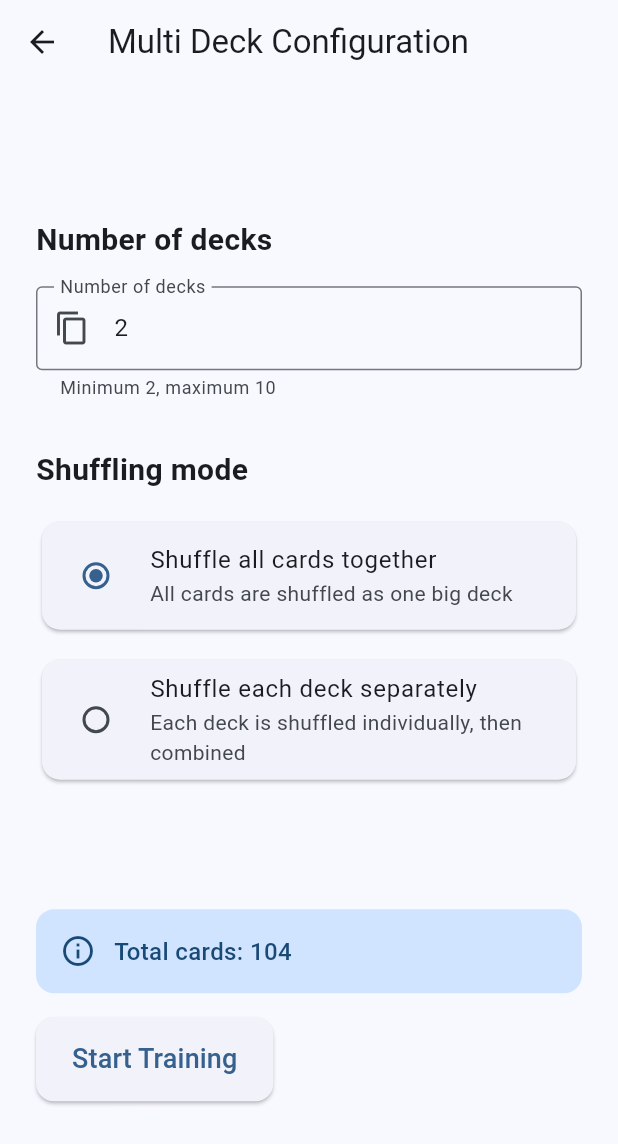
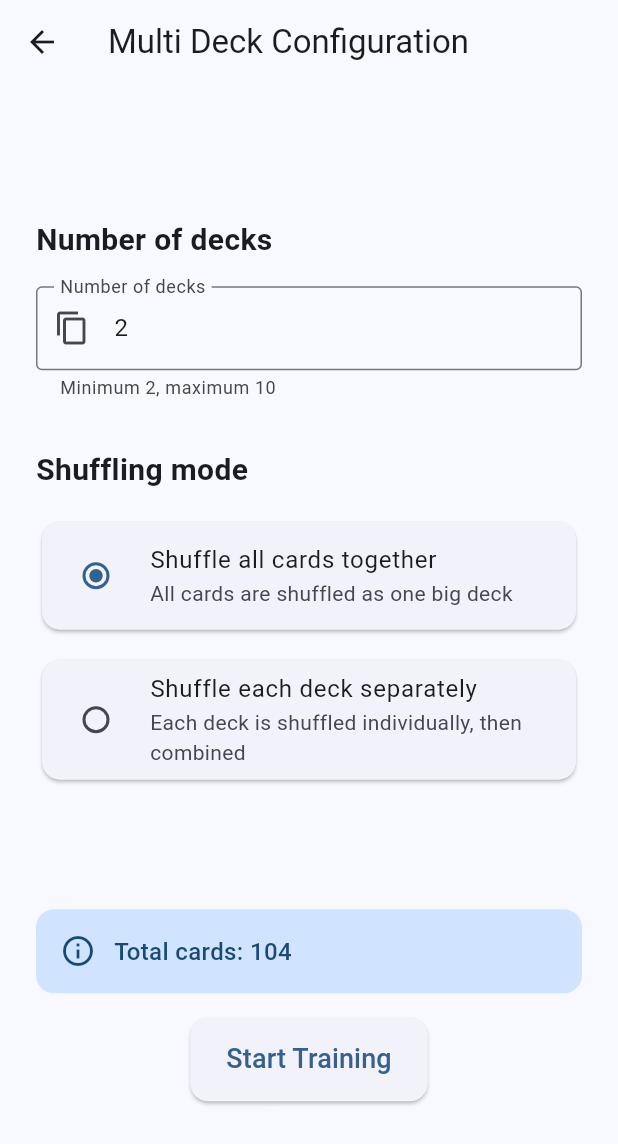
Before and after one commit to Soyadrul/DeckDash, a Flutter app: the MultiDeckConfigScreen screen opened directly, on a phone screen of 412 x 824 dp. Shown: the top 1144 px of the screen. Run offline on Flutter 3.47's test engine with Material 3 defaults, Android fonts, the phone set to English and light mode, and no system bars; our stand-ins replace package_info_plus, shared_preferences; accounts and stored records are empty.

Commit message:
fix: Centered the 'Start Training' button and made cards number change when changing deck number

```diff
--- a/lib/screens/multi_deck_config_screen.dart
+++ b/lib/screens/multi_deck_config_screen.dart
@@ -138,6 +138,8 @@ class _MultiDeckConfigScreenState extends State<MultiDeckConfigScreen> {
                       _errorMessage = null;
                     });
                   }
+                  // Force a rebuild to update the total cards display
+                  setState(() {});
                 },
               ),
 
@@ -221,13 +223,16 @@ class _MultiDeckConfigScreenState extends State<MultiDeckConfigScreen> {
 
               const SizedBox(height: 16),
 
-              // Start button
-              CustomElevatedButton(
-                height: 56,
-                onPressed: _startSession,
-                child: const Text(
-                  'Start Training',
-                  style: TextStyle(fontSize: 18),
+              // Start button, centered horizontally
+              Align(
+                alignment: Alignment.center,
+                child: CustomElevatedButton(
+                  height: 56,
+                  onPressed: _startSession,
+                  child: const Text(
+                    'Start Training',
+                    style: TextStyle(fontSize: 18),
+                  ),
                 ),
               ),
             ],
```
Also changed, not shown: lib/screens/single_deck_config_screen.dart (+10 -7 lines).
